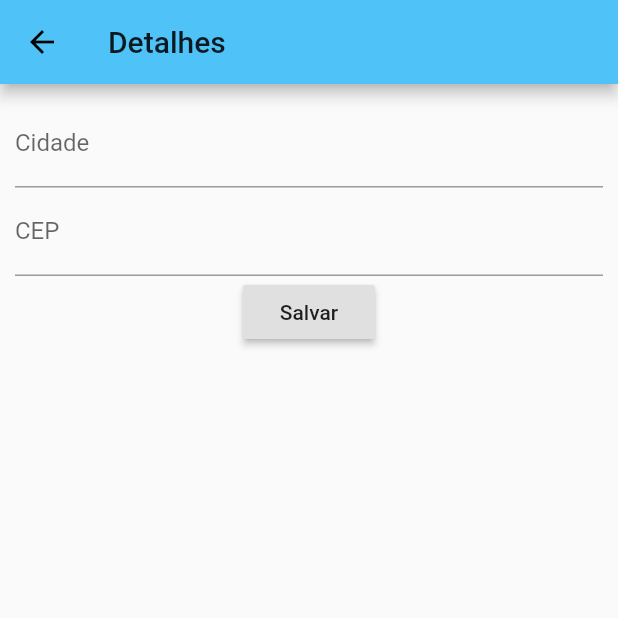
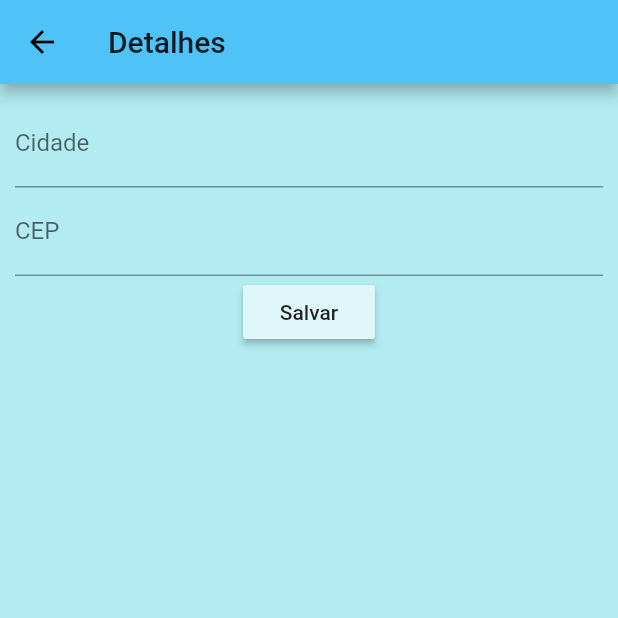
Before and after one commit to Brsvtzk/crud, a Flutter app: the CidadeDetalhes screen opened directly, on a phone screen of 412 x 824 dp, the top half of it. Run offline on Flutter 3.47's test engine with Material 2 defaults, Android fonts, the phone set to English and light mode, and no system bars; our stand-ins replace sqflite; accounts and stored records are empty.

Commit message:
Atualização

```diff
--- a/lib/cidade_detalhe.dart
+++ b/lib/cidade_detalhe.dart
@@ -45,12 +45,14 @@ class _CidadeDetalhesState extends State<CidadeDetalhes> {
                 decoration: InputDecoration(labelText: 'CEP'),
               ),
               RaisedButton(
+                  color: Colors.cyan[50],
                   child: Text("Salvar"),
                   onPressed: () {
                     this.gravar();
                   })
             ],
           )),
+      backgroundColor: Colors.cyan[100],
     );
   }
 
```
Also changed, not shown: lib/home_page.dart (+23 -23 lines), pubspec.lock.
